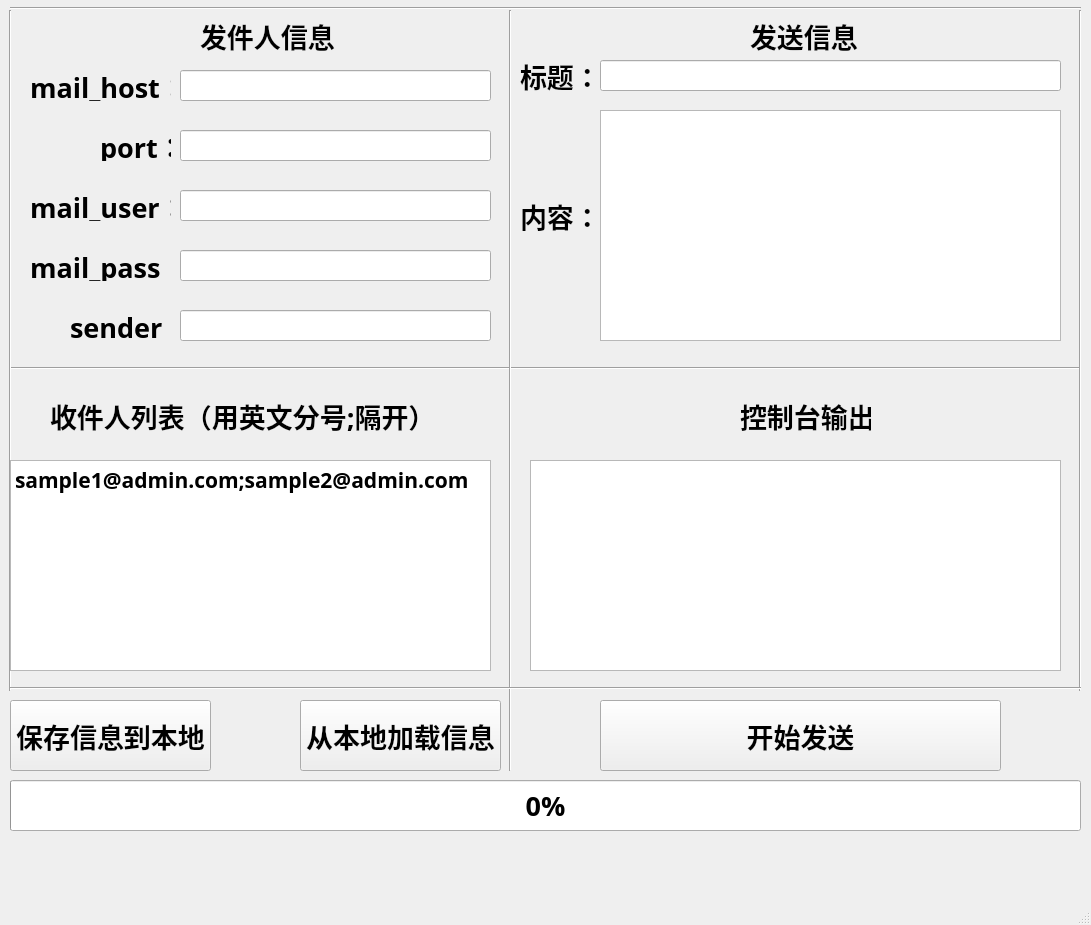
The window that GUI.ui (EricHongXDD/Bulk-Email-Sender) describes before a commit, drawn with Qt 5.
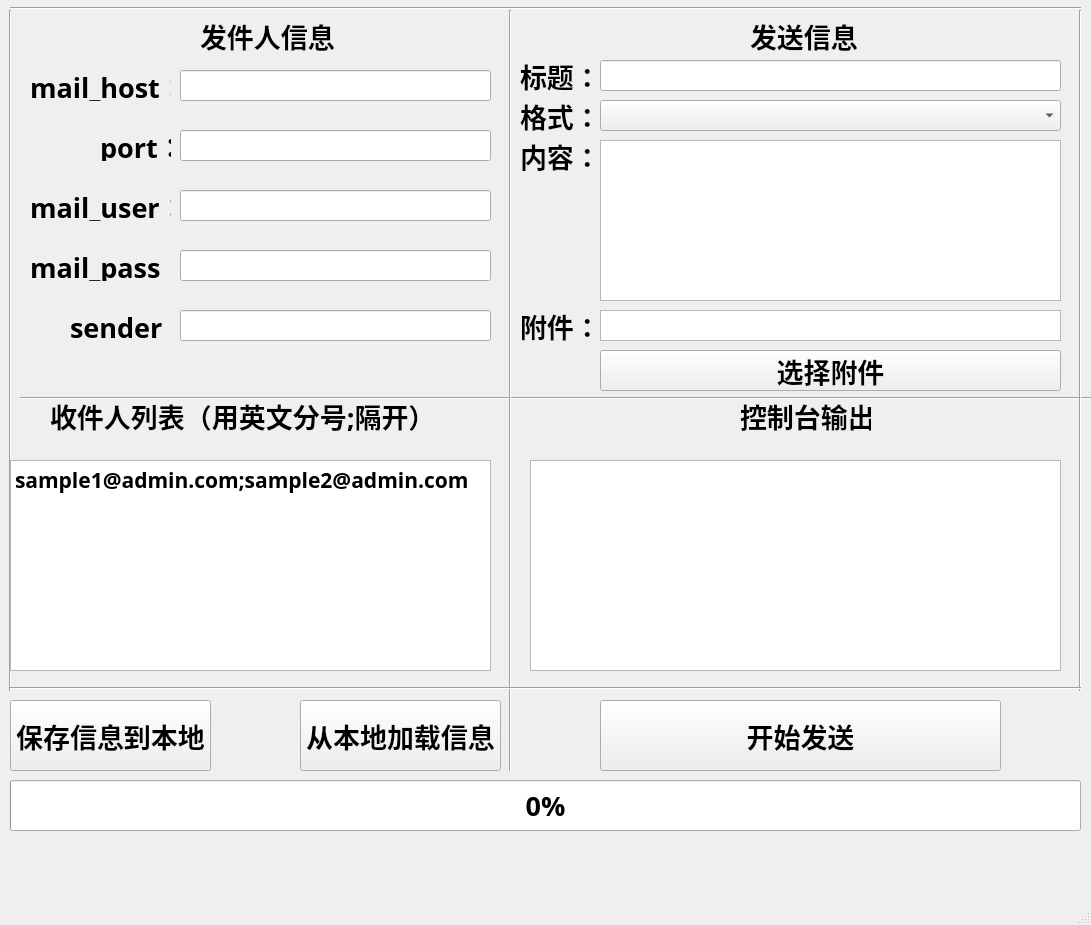
The same window after the commit. Icons and pictures are not drawn.

Diff of the .ui file:
```diff
--- a/GUI.ui
+++ b/GUI.ui
@@ -198,8 +198,8 @@
    <widget class="Line" name="line">
     <property name="geometry">
      <rect>
-      <x>10</x>
-      <y>360</y>
+      <x>20</x>
+      <y>390</y>
       <width>1071</width>
       <height>16</height>
      </rect>
@@ -272,9 +272,9 @@
     <property name="geometry">
      <rect>
       <x>600</x>
-      <y>110</y>
+      <y>140</y>
       <width>461</width>
-      <height>231</height>
+      <height>161</height>
      </rect>
     </property>
     <property name="font">
@@ -454,7 +454,7 @@
     <property name="geometry">
      <rect>
       <x>520</x>
-      <y>200</y>
+      <y>140</y>
       <width>81</width>
       <height>31</height>
      </rect>
@@ -591,6 +591,105 @@
      </font>
     </property>
    </widget>
+   <widget class="QComboBox" name="comboBox">
+    <property name="geometry">
+     <rect>
+      <x>600</x>
+      <y>100</y>
+      <width>461</width>
+      <height>31</height>
+     </rect>
+    </property>
+    <property name="font">
+     <font>
+      <family>阿里巴巴普惠体</family>
+      <pointsize>16</pointsize>
+      <weight>75</weight>
+      <bold>true</bold>
+     </font>
+    </property>
+   </widget>
+   <widget class="QLabel" name="label_12">
+    <property name="geometry">
+     <rect>
+      <x>520</x>
+      <y>100</y>
+      <width>81</width>
+      <height>31</height>
+     </rect>
+    </property>
+    <property name="font">
+     <font>
+      <family>阿里巴巴普惠体</family>
+      <pointsize>20</pointsize>
+      <weight>75</weight>
+      <bold>true</bold>
+     </font>
+    </property>
+    <property name="text">
+     <string>格式：</string>
+    </property>
+   </widget>
+   <widget class="QLabel" name="label_13">
+    <property name="geometry">
+     <rect>
+      <x>520</x>
+      <y>310</y>
+      <width>81</width>
+      <height>31</height>
+     </rect>
+    </property>
+    <property name="font">
+     <font>
+      <family>阿里巴巴普惠体</family>
+      <pointsize>20</pointsize>
+      <weight>75</weight>
+      <bold>true</bold>
+     </font>
+    </property>
+    <property name="text">
+     <string>附件：</string>
+    </property>
+   </widget>
+   <widget class="QTextBrowser" name="textBrowser">
+    <property name="geometry">
+     <rect>
+      <x>600</x>
+      <y>310</y>
+      <width>461</width>
+      <height>31</height>
+     </rect>
+    </property>
+    <property name="font">
+     <font>
+      <family>阿里巴巴普惠体</family>
+      <pointsize>10</pointsize>
+      <weight>75</weight>
+      <bold>true</bold>
+     </font>
+    </property>
+   </widget>
+   <widget class="QPushButton" name="pushButton_4">
+    <property name="geometry">
+     <rect>
+      <x>600</x>
+      <y>350</y>
+      <width>461</width>
+      <height>41</height>
+     </rect>
+    </property>
+    <property name="font">
+     <font>
+      <family>阿里巴巴普惠体</family>
+      <pointsize>20</pointsize>
+      <weight>75</weight>
+      <bold>true</bold>
+     </font>
+    </property>
+    <property name="text">
+     <string>选择附件</string>
+    </property>
+   </widget>
   </widget>
   <widget class="QMenuBar" name="menubar">
    <property name="geometry">
```
Left out of the diff: 2 changed lines with no effect on the pictures.
